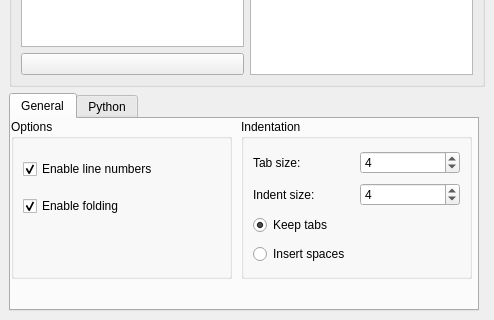
Qt form src/Gui/DlgEditor.ui (ferranpujolcamins/FreeCAD) before a commit; both pictures show x 0 to 494 and y 232 to 552 of the 494 by 552 pixel window.
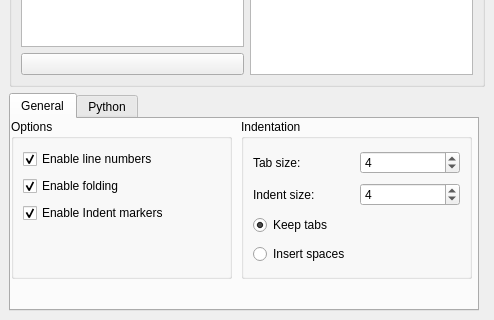
The same form after that commit. Custom widgets are drawn as their Qt base class.

Commit message: Adding indentmarkers and folding marker i texteditor

The edit to the form file:
```diff
--- a/src/Gui/DlgEditor.ui
+++ b/src/Gui/DlgEditor.ui
@@ -100,6 +100,22 @@
            <cstring>Editor</cstring>
           </property>
          </widget>
+        </item>       
+        <item>
+         <widget class="Gui::PrefCheckBox" name="EnableIndentMarkers">
+          <property name="text">
+           <string>Enable Indent markers</string>
+          </property>
+          <property name="checked">
+           <bool>true</bool>
+          </property>
+          <property name="prefEntry" stdset="0">
+           <cstring>EnableIndentMarkers</cstring>
+          </property>
+          <property name="prefPath" stdset="0">
+           <cstring>Editor</cstring>
+          </property>
+         </widget>
         </item>
         <item>
          <spacer>
```
The commit also changes 3 other files.
